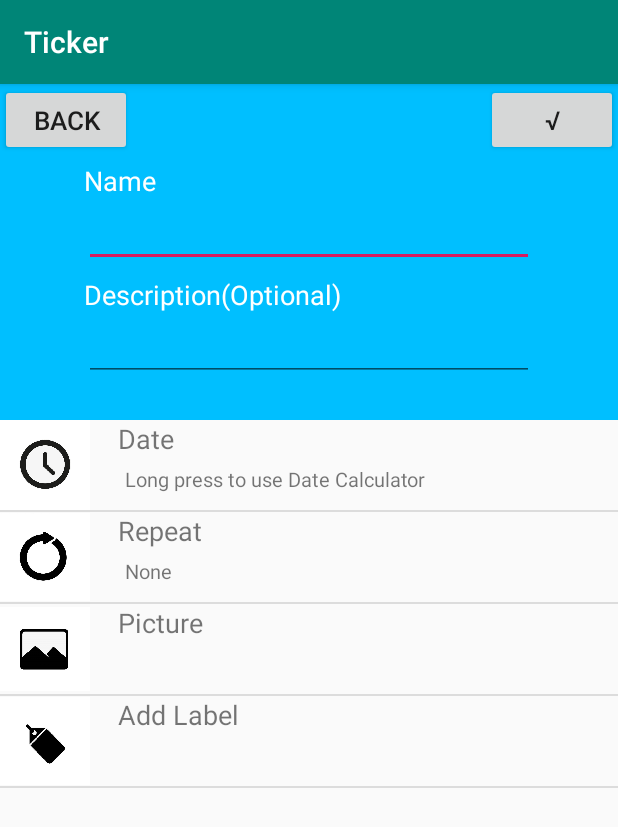
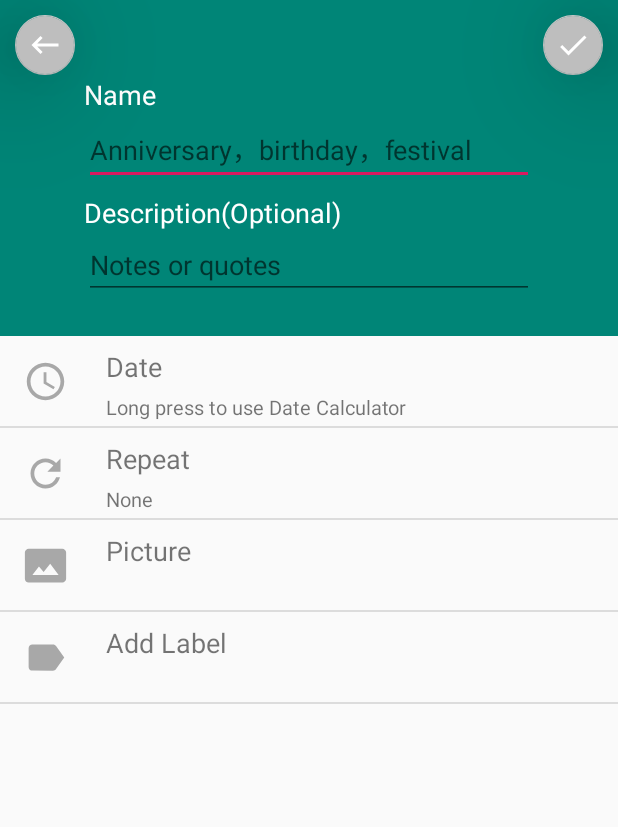
Before and after one commit to yuxin-git/iTimeApplication, an Android app: the EditTimeActivity screen opened directly, with no data from a screen before it, on a phone screen of 412 x 824 dp. Shown: the top 827 px of the screen. Run offline under Robolectric (Android 15) with nearby library versions, the light colour scheme and no system bars.

Commit message:
调整了一些界面显示，从Android中引入了一些资源图片，并将所有button按钮替换成了FloatActionButton，

```diff
--- a/app/src/main/java/com/example/itimeapplication/EditTimeActivity.java
+++ b/app/src/main/java/com/example/itimeapplication/EditTimeActivity.java
@@ -10,21 +10,24 @@ import android.os.Bundle;
 import android.view.LayoutInflater;
 import android.view.View;
 import android.view.ViewGroup;
+import android.view.Window;
 import android.widget.ArrayAdapter;
 import android.widget.Button;
 import android.widget.EditText;
 import android.widget.ImageView;
 import android.widget.ListView;
 import android.widget.TextView;
+import android.widget.Toast;
 
 import com.example.itimeapplication.data.model.Condition;
+import com.google.android.material.floatingactionbutton.FloatingActionButton;
 
 import java.util.ArrayList;
 
 public class EditTimeActivity extends AppCompatActivity {
 
     private EditText editTextName,editTextDescription;
-    private Button buttonBack,buttonOk;
+    private FloatingActionButton fabBack,fabOk;
 
     private ArrayList<Condition> conditions=new ArrayList<Condition>();
     private ConditionsArrayAdapter theConditionAdapter;
@@ -34,6 +37,8 @@ public class EditTimeActivity extends AppCompatActivity {
     @Override
     protected void onCreate(Bundle savedInstanceState) {
         super.onCreate(savedInstanceState);
+        if (getSupportActionBar() != null)      //取消标题栏
+            getSupportActionBar().hide();
         setContentView(R.layout.activity_edit_time);
 
         editPosition=getIntent().getIntExtra("time_position",0);
@@ -41,19 +46,22 @@ public class EditTimeActivity extends AppCompatActivity {
         editTextName.setText(getIntent().getStringExtra("time_name"));
         editTextDescription=findViewById(R.id.edit_text_description);
         editTextDescription.setText(getIntent().getStringExtra("time_description"));
-        buttonBack=findViewById(R.id.button_back);
-        buttonOk=findViewById(R.id.button_ok);
+        fabBack=findViewById(R.id.fab_edit_back);
+        fabOk=findViewById(R.id.fab_edit_ok);
 
-        buttonBack.setOnClickListener(new View.OnClickListener() {
+        fabBack.setOnClickListener(new View.OnClickListener() {
             @Override
             public void onClick(View view) {
                 EditTimeActivity.this.finish();
             }
         });
 
-        buttonOk.setOnClickListener(new View.OnClickListener() {
+        fabOk.setOnClickListener(new View.OnClickListener() {
             @Override
             public void onClick(View view) {
+                if(editTextName.getText().toString().isEmpty())     //如果未输入name
+                    Toast.makeText(getApplicationContext(), "You did not enter an event name!", Toast.LENGTH_LONG).show();
+                else{
                     Intent intent=new Intent();
                     //将要传递的值附加到Intent对象
                     intent.putExtra("edit_position",editPosition);
@@ -62,6 +70,8 @@ public class EditTimeActivity extends AppCompatActivity {
                     setResult(RESULT_OK,intent);
 
                     EditTimeActivity.this.finish();
+                }
+
             }
         });
 
@@ -74,10 +84,10 @@ public class EditTimeActivity extends AppCompatActivity {
 
     private void InitData()
     {
-        conditions.add(new Condition(R.drawable.con1,"    Date","       Long press to use Date Calculator"));
-        conditions.add(new Condition(R.drawable.con2,"    Repeat","       None"));
-        conditions.add(new Condition(R.drawable.con3,"    Picture",""));
-        conditions.add(new Condition(R.drawable.con4,"    Add Label",""));
+        conditions.add(new Condition(R.drawable.clock,"Date","Long press to use Date Calculator"));
+        conditions.add(new Condition(R.drawable.repeat,"Repeat","None"));
+        conditions.add(new Condition(R.drawable.picture,"Picture",""));
+        conditions.add(new Condition(R.drawable.label,"Add Label",""));
     }
 
     public class ConditionsArrayAdapter extends ArrayAdapter<Condition>
--- /dev/null
+++ b/app/src/main/res/drawable/clock.xml
@@ -0,0 +1,5 @@
+<vector android:height="24dp" android:tint="#A8A8A8"
+    android:viewportHeight="24.0" android:viewportWidth="24.0"
+    android:width="24dp" xmlns:android="http://schemas.android.com/apk/res/android">
+    <path android:fillColor="#FF000000" android:pathData="M11.99,2C6.47,2 2,6.48 2,12s4.47,10 9.99,10C17.52,22 22,17.52 22,12S17.52,2 11.99,2zM12,20c-4.42,0 -8,-3.58 -8,-8s3.58,-8 8,-8 8,3.58 8,8 -3.58,8 -8,8zM12.5,7H11v6l5.25,3.15 0.75,-1.23 -4.5,-2.67z"/>
+</vector>
--- /dev/null
+++ b/app/src/main/res/drawable/ic_add_white.xml
@@ -0,0 +1,5 @@
+<vector android:height="24dp" android:tint="#FFFFFF"
+    android:viewportHeight="24.0" android:viewportWidth="24.0"
+    android:width="24dp" xmlns:android="http://schemas.android.com/apk/res/android">
+    <path android:fillColor="#FF000000" android:pathData="M19,13h-6v6h-2v-6H5v-2h6V5h2v6h6v2z"/>
+</vector>
--- /dev/null
+++ b/app/src/main/res/drawable/ic_back_white.xml
@@ -0,0 +1,5 @@
+<vector android:height="24dp" android:tint="#FFFFFF"
+    android:viewportHeight="24.0" android:viewportWidth="24.0"
+    android:width="24dp" xmlns:android="http://schemas.android.com/apk/res/android">
+    <path android:fillColor="#FF000000" android:pathData="M21,11H6.83l3.58,-3.59L9,6l-6,6 6,6 1.41,-1.41L6.83,13H21z"/>
+</vector>
--- /dev/null
+++ b/app/src/main/res/drawable/ic_check_white.xml
@@ -0,0 +1,5 @@
+<vector android:height="24dp" android:tint="#FFFFFF"
+    android:viewportHeight="24.0" android:viewportWidth="24.0"
+    android:width="24dp" xmlns:android="http://schemas.android.com/apk/res/android">
+    <path android:fillColor="#FF000000" android:pathData="M9,16.17L4.83,12l-1.42,1.41L9,19 21,7l-1.41,-1.41z"/>
+</vector>
--- /dev/null
+++ b/app/src/main/res/drawable/ic_delete_white.xml
@@ -0,0 +1,5 @@
+<vector android:height="24dp" android:tint="#FFFFFF"
+    android:viewportHeight="24.0" android:viewportWidth="24.0"
+    android:width="24dp" xmlns:android="http://schemas.android.com/apk/res/android">
+    <path android:fillColor="#FF000000" android:pathData="M15,16h4v2h-4zM15,8h7v2h-7zM15,12h6v2h-6zM3,18c0,1.1 0.9,2 2,2h6c1.1,0 2,-0.9 2,-2L13,8L3,8v10zM14,5h-3l-1,-1L6,4L5,5L2,5v2h12z"/>
+</vector>
--- /dev/null
+++ b/app/src/main/res/drawable/ic_edit_white.xml
@@ -0,0 +1,5 @@
+<vector android:height="24dp" android:tint="#FFFFFF"
+    android:viewportHeight="24.0" android:viewportWidth="24.0"
+    android:width="24dp" xmlns:android="http://schemas.android.com/apk/res/android">
+    <path android:fillColor="#FF000000" android:pathData="M3,17.25V21h3.75L17.81,9.94l-3.75,-3.75L3,17.25zM20.71,7.04c0.39,-0.39 0.39,-1.02 0,-1.41l-2.34,-2.34c-0.39,-0.39 -1.02,-0.39 -1.41,0l-1.83,1.83 3.75,3.75 1.83,-1.83z"/>
+</vector>
--- /dev/null
+++ b/app/src/main/res/drawable/label.xml
@@ -0,0 +1,5 @@
+<vector android:height="24dp" android:tint="#A8A8A8"
+    android:viewportHeight="24.0" android:viewportWidth="24.0"
+    android:width="24dp" xmlns:android="http://schemas.android.com/apk/res/android">
+    <path android:fillColor="#FF000000" android:pathData="M17.63,5.84C17.27,5.33 16.67,5 16,5L5,5.01C3.9,5.01 3,5.9 3,7v10c0,1.1 0.9,1.99 2,1.99L16,19c0.67,0 1.27,-0.33 1.63,-0.84L22,12l-4.37,-6.16z"/>
+</vector>
--- /dev/null
+++ b/app/src/main/res/drawable/picture.xml
@@ -0,0 +1,5 @@
+<vector android:height="24dp" android:tint="#A8A8A8"
+    android:viewportHeight="24.0" android:viewportWidth="24.0"
+    android:width="24dp" xmlns:android="http://schemas.android.com/apk/res/android">
+    <path android:fillColor="#FF000000" android:pathData="M21,3H3C2,3 1,4 1,5v14c0,1.1 0.9,2 2,2h18c1,0 2,-1 2,-2V5c0,-1 -1,-2 -2,-2zM5,17l3.5,-4.5 2.5,3.01L14.5,11l4.5,6H5z"/>
+</vector>
--- /dev/null
+++ b/app/src/main/res/drawable/repeat.xml
@@ -0,0 +1,5 @@
+<vector android:height="24dp" android:tint="#A8A8A8"
+    android:viewportHeight="24.0" android:viewportWidth="24.0"
+    android:width="24dp" xmlns:android="http://schemas.android.com/apk/res/android">
+    <path android:fillColor="#FF000000" android:pathData="M17.65,6.35C16.2,4.9 14.21,4 12,4c-4.42,0 -7.99,3.58 -7.99,8s3.57,8 7.99,8c3.73,0 6.84,-2.55 7.73,-6h-2.08c-0.82,2.33 -3.04,4 -5.65,4 -3.31,0 -6,-2.69 -6,-6s2.69,-6 6,-6c1.66,0 3.14,0.69 4.22,1.78L13,11h7V4l-2.35,2.35z"/>
+</vector>
--- a/app/src/main/res/layout/activity_edit_time.xml
+++ b/app/src/main/res/layout/activity_edit_time.xml
@@ -17,24 +17,7 @@
             android:id="@+id/image_view_pic"
             android:layout_width="match_parent"
             android:layout_height="224dp"
-            android:background="@color/blue" />
-
-        <Button
-            android:id="@+id/button_back"
-            android:layout_width="wrap_content"
-            android:layout_height="wrap_content"
-            android:layout_gravity="left"
-
-            android:text="back"
-            android:textSize="17dp" />
-
-        <Button
-            android:id="@+id/button_ok"
-            android:layout_width="wrap_content"
-            android:layout_height="wrap_content"
-            android:layout_gravity="right"
-            android:text="√"
-            android:textSize="17dp" />
+            android:background="@color/colorPrimary" />
 
         <LinearLayout
             android:layout_width="300dp"
@@ -64,7 +47,7 @@
                 android:layout_height="wrap_content"
                 android:ems="15"
                 android:inputType="textPersonName"
-                android:text="Anniversary，birthday，festival"
+                android:hint="Anniversary，birthday，festival"
                 android:textColor="@color/white"
                 android:textSize="18dp"
                 app:layout_constraintStart_toStartOf="@+id/text_view_tips_name"
@@ -89,7 +72,7 @@
                 android:layout_height="wrap_content"
                 android:ems="15"
                 android:inputType="textPersonName"
-                android:text="Notes or quotes"
+                android:hint="Notes or quotes"
                 android:textColor="@color/white"
                 android:textSize="18dp"
                 app:layout_constraintStart_toStartOf="@+id/text_view_tips_description"
@@ -97,6 +80,35 @@
 
 
         </LinearLayout>
+
+        <com.google.android.material.floatingactionbutton.FloatingActionButton
+            android:id="@+id/fab_edit_back"
+            android:layout_width="wrap_content"
+            android:layout_height="wrap_content"
+            android:layout_gravity="left"
+            android:layout_marginStart="10dp"
+            android:layout_marginLeft="10dp"
+            android:layout_marginTop="10dp"
+            android:clickable="true"
+            app:backgroundTint="#BEBEBE"
+            app:elevation="50dp"
+            app:fabSize="mini"
+            app:srcCompat="@drawable/ic_back_white"
+            tools:ignore="VectorDrawableCompat" />
+
+        <com.google.android.material.floatingactionbutton.FloatingActionButton
+            android:id="@+id/fab_edit_ok"
+            android:layout_width="wrap_content"
+            android:layout_height="wrap_content"
+            android:layout_gravity="right"
+            android:layout_marginRight="10dp"
+            android:layout_marginTop="10dp"
+            android:clickable="true"
+            app:backgroundTint="#BEBEBE"
+            app:elevation="50dp"
+            app:fabSize="mini"
+            app:srcCompat="@drawable/ic_check_white"
+            tools:ignore="VectorDrawableCompat" />
 
 
     </FrameLayout>
@@ -106,7 +118,6 @@
         android:layout_width="match_parent"
         android:layout_height="match_parent"
         android:layout_marginTop="224dp"
-        app:layout_constraintTop_toBottomOf="@+id/frameLayout"
         tools:layout_editor_absoluteX="72dp" />
 
 </androidx.constraintlayout.widget.ConstraintLayout>
--- a/app/src/main/res/layout/list_item_extra_condition.xml
+++ b/app/src/main/res/layout/list_item_extra_condition.xml
@@ -4,8 +4,11 @@
     android:layout_height="match_parent">
     <ImageView
         android:id="@+id/image_view_pic"
-        android:layout_width="60dp"
-        android:layout_height="60dp" />
+        android:layout_width="30dp"
+        android:layout_height="30dp"
+        android:layout_marginTop="15dp"
+        android:layout_marginLeft="15dp"
+        android:layout_marginRight="25dp"/>
 
     <LinearLayout
         android:layout_width="300dp"
@@ -16,6 +19,7 @@
             android:layout_width="match_parent"
             android:layout_height="30dp"
             android:textSize="18dp"
+            android:layout_marginTop="8dp"
             android:layout_toRightOf="@+id/text_view_remain_time"
             android:gravity="left"
             android:text="TextView" />
--- a/app/src/main/res/values/colors.xml
+++ b/app/src/main/res/values/colors.xml
@@ -5,4 +5,6 @@
     <color name="colorAccent">#D81B60</color>
     <color name="white">#FFFFFF</color>
     <color name="blue">#00BFFF</color>
+    <color name="gray">#DCDCDC</color>
+
 </resources>
```
Also changed, not shown: app/src/main/java/com/example/itimeapplication/MainActivity.java (+7 -3 lines), app/src/main/java/com/example/itimeapplication/TimeDetailsActivity.java (+8 -5 lines), app/src/main/res/layout/activity_main.xml (+10 -5 lines), app/src/main/res/layout/activity_time_details.xml (+44 -19 lines). Lines whose indentation alone changed are shown as unchanged.
